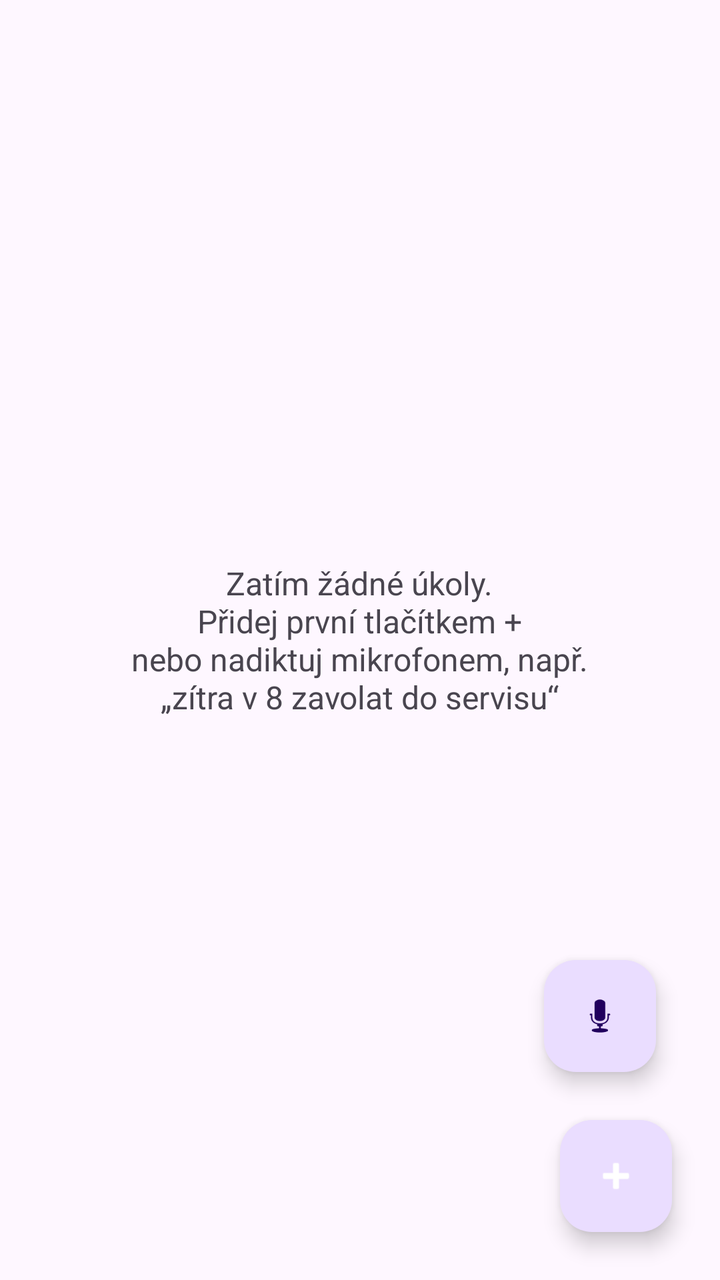
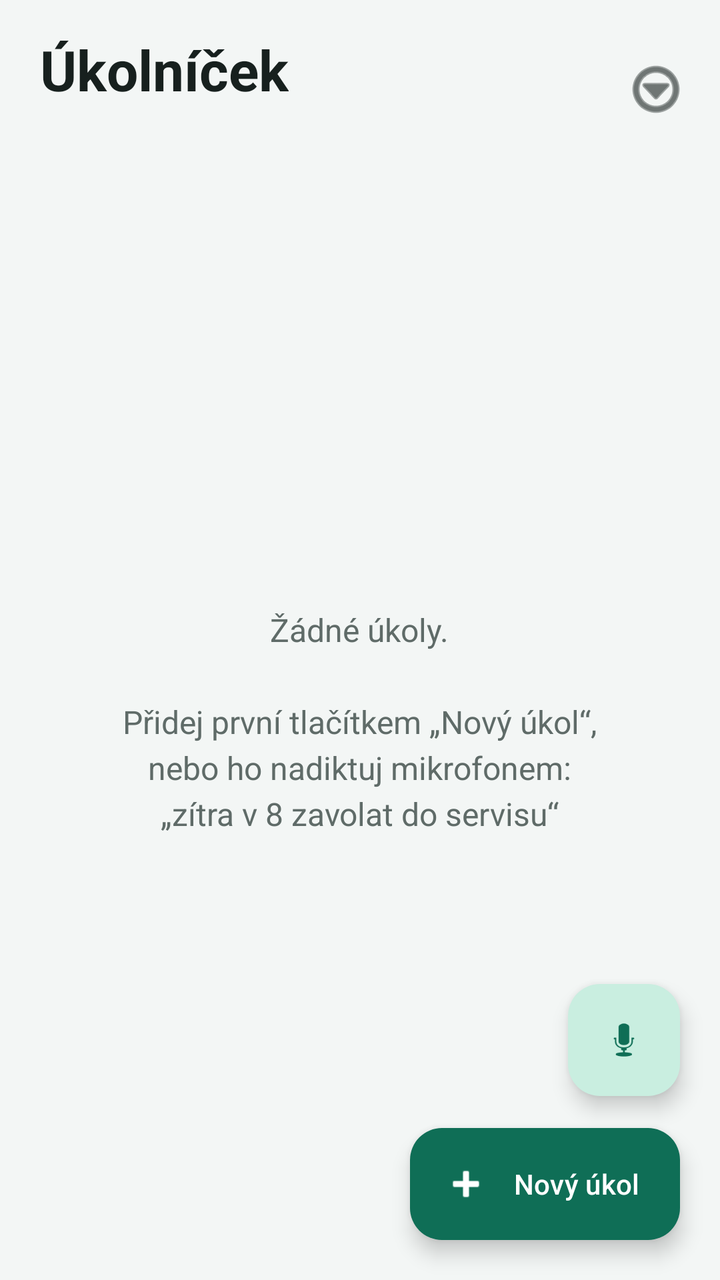

An Android layout rendered at two revisions. The XML below is the earlier revision; the diff shows what the commit changed to produce the second picture.
<!-- AndroidManifest.xml: application theme Theme.Ukolnicek -->
<!-- res/layout/activity_main.xml -->
<?xml version="1.0" encoding="utf-8"?>
<androidx.coordinatorlayout.widget.CoordinatorLayout xmlns:android="http://schemas.android.com/apk/res/android"
    xmlns:app="http://schemas.android.com/apk/res-auto"
    android:layout_width="match_parent"
    android:layout_height="match_parent">

    <ListView
        android:id="@+id/list"
        android:layout_width="match_parent"
        android:layout_height="match_parent"
        android:clipToPadding="false"
        android:divider="@null"
        android:paddingBottom="96dp"
        android:paddingTop="8dp" />

    <TextView
        android:id="@+id/empty"
        android:layout_width="wrap_content"
        android:layout_height="wrap_content"
        android:layout_gravity="center"
        android:gravity="center"
        android:padding="32dp"
        android:text="Zatím žádné úkoly.\nPřidej první tlačítkem +\nnebo nadiktuj mikrofonem, např.\n„zítra v 8 zavolat do servisu“"
        android:textSize="16sp" />

    <com.google.android.material.floatingactionbutton.FloatingActionButton
        android:id="@+id/voice"
        android:layout_width="wrap_content"
        android:layout_height="wrap_content"
        android:layout_gravity="bottom|end"
        android:layout_marginBottom="104dp"
        android:layout_marginEnd="32dp"
        android:contentDescription="Nadiktovat úkol"
        android:src="@android:drawable/ic_btn_speak_now"
        app:fabSize="mini" />

    <com.google.android.material.floatingactionbutton.FloatingActionButton
        android:id="@+id/add"
        android:layout_width="wrap_content"
        android:layout_height="wrap_content"
        android:layout_gravity="bottom|end"
        android:layout_margin="24dp"
        android:contentDescription="Přidat úkol"
        android:src="@android:drawable/ic_input_add"
        app:tint="@android:color/white" />
</androidx.coordinatorlayout.widget.CoordinatorLayout>
<!-- resources referenced by this layout -->
<resources>
  <style name="Theme.Ukolnicek" parent="Theme.Material3.DayNight">
          <item name="colorPrimary">#1E7F6E</item>
          <item name="colorSecondary">#1E7F6E</item>
      </style>
</resources>

<!-- the commit's change to res/layout/activity_main.xml (unified diff, before → after) -->
@@ -1,46 +1,112 @@
 <?xml version="1.0" encoding="utf-8"?>
 <androidx.coordinatorlayout.widget.CoordinatorLayout xmlns:android="http://schemas.android.com/apk/res/android"
     xmlns:app="http://schemas.android.com/apk/res-auto"
+    android:id="@+id/root"
     android:layout_width="match_parent"
-    android:layout_height="match_parent">
+    android:layout_height="match_parent"
+    android:background="@color/bg">
 
-    <ListView
-        android:id="@+id/list"
+    <LinearLayout
         android:layout_width="match_parent"
         android:layout_height="match_parent"
-        android:clipToPadding="false"
-        android:divider="@null"
-        android:paddingBottom="96dp"
-        android:paddingTop="8dp" />
+        android:orientation="vertical">
 
-    <TextView
-        android:id="@+id/empty"
-        android:layout_width="wrap_content"
-        android:layout_height="wrap_content"
-        android:layout_gravity="center"
-        android:gravity="center"
-        android:padding="32dp"
-        android:text="Zatím žádné úkoly.\nPřidej první tlačítkem +\nnebo nadiktuj mikrofonem, např.\n„zítra v 8 zavolat do servisu“"
-        android:textSize="16sp" />
+        
+        <LinearLayout
+            android:layout_width="match_parent"
+            android:layout_height="wrap_content"
+            android:gravity="center_vertical"
+            android:orientation="horizontal"
+            android:paddingStart="20dp"
+            android:paddingTop="16dp"
+            android:paddingEnd="8dp"
+            android:paddingBottom="8dp">
+
+            <LinearLayout
+                android:layout_width="0dp"
+                android:layout_height="wrap_content"
+                android:layout_weight="1"
+                android:orientation="vertical">
+
+                <TextView
+                    android:layout_width="wrap_content"
+                    android:layout_height="wrap_content"
+                    android:text="Úkolníček"
+                    android:textColor="@color/text"
+                    android:textSize="28sp"
+                    android:textStyle="bold" />
+
+                <TextView
+                    android:id="@+id/summary"
+                    android:layout_width="wrap_content"
+                    android:layout_height="wrap_content"
+                    android:textColor="@color/text2"
+                    android:textSize="15sp" />
+            </LinearLayout>
+
+            <ImageButton
+                android:id="@+id/menu"
+                android:layout_width="48dp"
+                android:layout_height="48dp"
+                android:background="?attr/selectableItemBackgroundBorderless"
+                android:contentDescription="Menu"
+                android:src="@android:drawable/ic_menu_more"
+                app:tint="@color/text" />
+        </LinearLayout>
+
+        <FrameLayout
+            android:layout_width="match_parent"
+            android:layout_height="0dp"
+            android:layout_weight="1">
+
+            <ListView
+                android:id="@+id/list"
+                android:layout_width="match_parent"
+                android:layout_height="match_parent"
+                android:clipToPadding="false"
+                android:divider="@null"
+                android:dividerHeight="0dp"
+                android:paddingStart="12dp"
+                android:paddingEnd="12dp"
+                android:paddingBottom="140dp"
+                android:scrollbarStyle="outsideOverlay"
+                android:listSelector="@android:color/transparent" />
+
+            <TextView
+                android:id="@+id/empty"
+                android:layout_width="wrap_content"
+                android:layout_height="wrap_content"
+                android:layout_gravity="center"
+                android:gravity="center"
+                android:lineSpacingExtra="4dp"
+                android:padding="32dp"
+                android:text="Žádné úkoly.\n\nPřidej první tlačítkem „Nový úkol“,\nnebo ho nadiktuj mikrofonem:\n„zítra v 8 zavolat do servisu“"
+                android:textColor="@color/text2"
+                android:textSize="16sp" />
+        </FrameLayout>
+    </LinearLayout>
 
     <com.google.android.material.floatingactionbutton.FloatingActionButton
         android:id="@+id/voice"
         android:layout_width="wrap_content"
         android:layout_height="wrap_content"
         android:layout_gravity="bottom|end"
-        android:layout_marginBottom="104dp"
-        android:layout_marginEnd="32dp"
+        android:layout_marginEnd="20dp"
+        android:layout_marginBottom="92dp"
         android:contentDescription="Nadiktovat úkol"
         android:src="@android:drawable/ic_btn_speak_now"
-        app:fabSize="mini" />
+        app:backgroundTint="@color/teal_light"
+        app:tint="@color/teal" />
 
-    <com.google.android.material.floatingactionbutton.FloatingActionButton
+    <com.google.android.material.floatingactionbutton.ExtendedFloatingActionButton
         android:id="@+id/add"
         android:layout_width="wrap_content"
         android:layout_height="wrap_content"
         android:layout_gravity="bottom|end"
-        android:layout_margin="24dp"
-        android:contentDescription="Přidat úkol"
-        android:src="@android:drawable/ic_input_add"
-        app:tint="@android:color/white" />
+        android:layout_margin="20dp"
+        android:text="Nový úkol"
+        android:textColor="#FFFFFF"
+        app:backgroundTint="@color/teal"
+        app:icon="@android:drawable/ic_input_add"
+        app:iconTint="#FFFFFF" />
 </androidx.coordinatorlayout.widget.CoordinatorLayout>
<!-- resource entries referenced after the edit -->
@@ -1,8 +1,20 @@
 <!-- resources referenced by this layout -->
 <resources>
-  <style name="Theme.Ukolnicek" parent="Theme.Material3.DayNight">
-          <item name="colorPrimary">#1E7F6E</item>
-          <item name="colorSecondary">#1E7F6E</item>
+  <color name="bg">#F3F6F5</color>
+  <color name="teal">#0F6E56</color>
+  <color name="teal_light">#C9EEE0</color>
+  <color name="text">#17201E</color>
+  <color name="text2">#5F6B68</color>
+  <style name="Theme.Ukolnicek" parent="Theme.Material3.Light.NoActionBar">
+          <item name="colorPrimary">#0F6E56</item>
+          <item name="colorOnPrimary">#FFFFFF</item>
+          <item name="colorPrimaryContainer">#C9EEE0</item>
+          <item name="colorOnPrimaryContainer">#04342C</item>
+          <item name="colorSecondary">#0F6E56</item>
+          <item name="colorSecondaryContainer">#C9EEE0</item>
+          <item name="colorOnSecondaryContainer">#04342C</item>
+          <item name="android:colorBackground">#F3F6F5</item>
+          <item name="android:windowBackground">@color/bg</item>
       </style>
 </resources>
 
